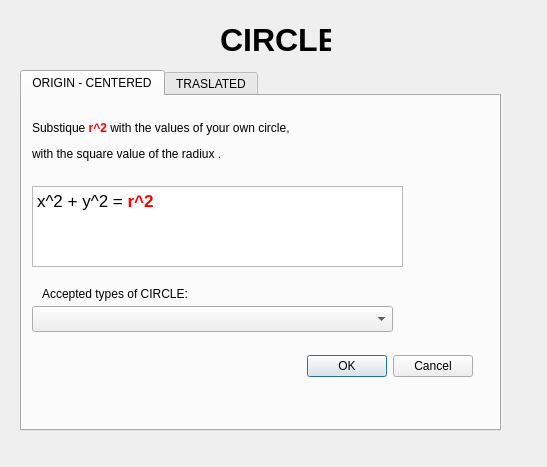
Before: the Qt Designer form circle_d.ui in luca9294/plots, drawn with Qt 5.
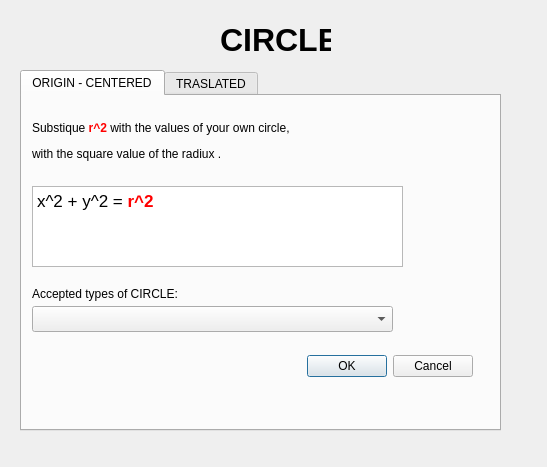
After: the same form once the commit is applied.

```diff
--- a/circle_d.ui
+++ b/circle_d.ui
@@ -62,7 +62,7 @@
     <widget class="QLabel" name="label_2">
      <property name="geometry">
       <rect>
-       <x>20</x>
+       <x>10</x>
        <y>190</y>
        <width>261</width>
        <height>16</height>
```
